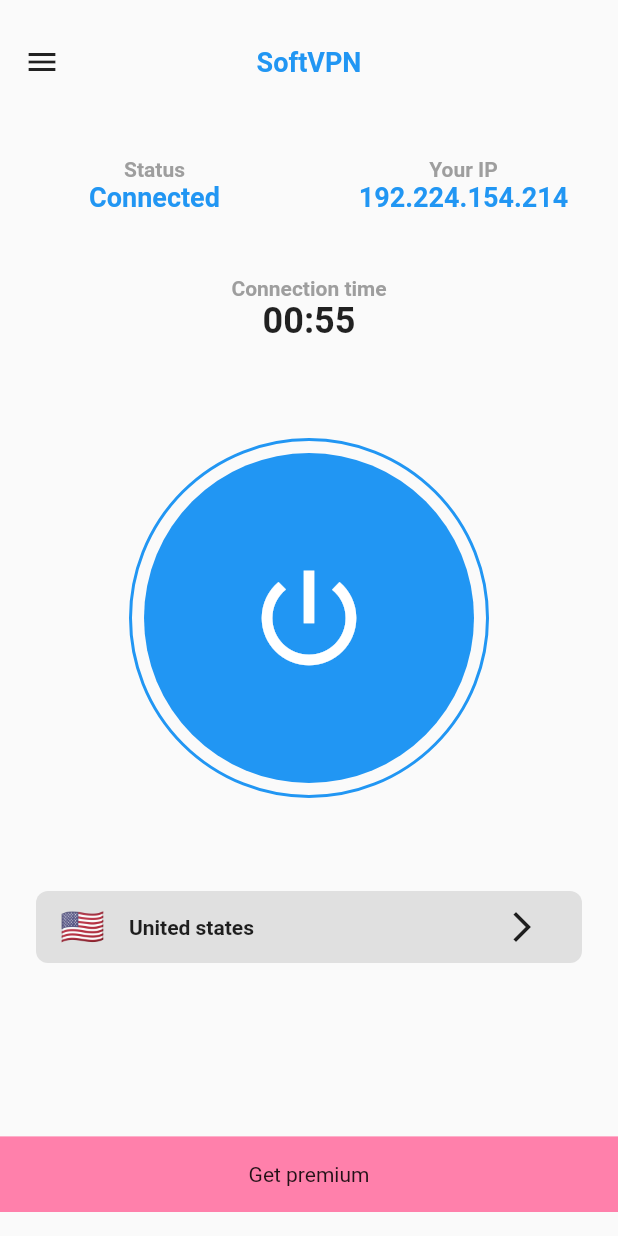
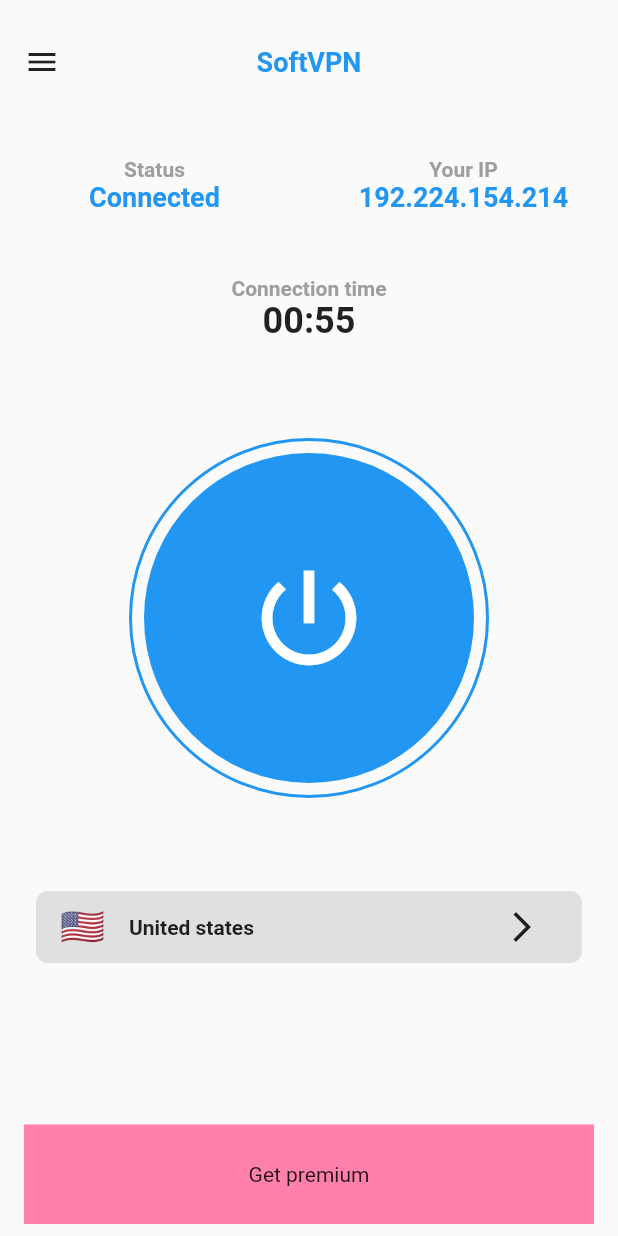
Before and after one commit to JAICHANGPARK/flutter_notebook_11th_story, a Flutter app: the screen it shows after launch, on a phone screen of 412 x 824 dp. Run offline on Flutter 3.47's test engine with Material 2 defaults, Android fonts, the phone set to English and light mode, and no system bars; our stand-ins replace backdrop, badges, flutter_inner_drawer, flutter_slidable, flutter_swiper, google_fonts.

Commit message:
Update vpn_home_page.dart

```diff
--- a/lib/ep721_vpn_mobile_app/ui/vpn_home_page.dart
+++ b/lib/ep721_vpn_mobile_app/ui/vpn_home_page.dart
@@ -168,7 +168,7 @@ class _VpnHomePageState extends State<VpnHomePage> {
             Expanded(
               flex: 2,
               child: Container(
-                margin: EdgeInsets.symmetric(vertical: 16),
+                margin: EdgeInsets.symmetric(vertical: 8, horizontal: 16),
                 decoration: BoxDecoration(
                   color: Colors.pinkAccent[100]
                 ),
```
